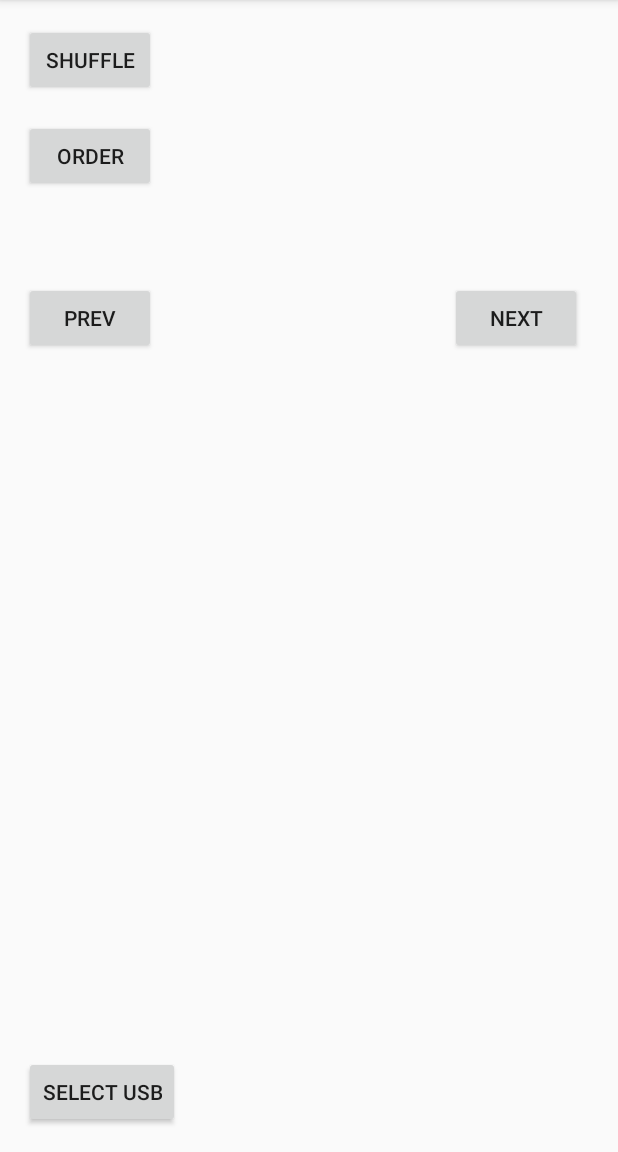
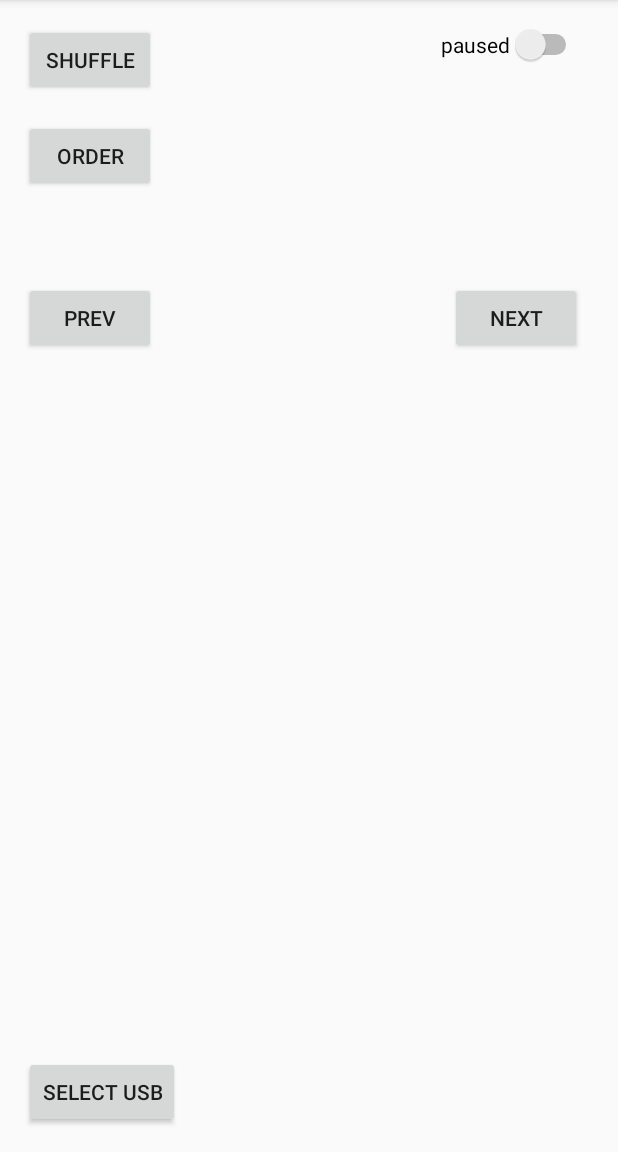
Before and after one commit to ittaira/UsbmusicTest2, an Android app: the screen it shows after launch (MainActivity), on a phone screen of 412 x 824 dp, the part 84-1236 px from its top. Run offline under Robolectric (Android 15) with nearby library versions, the phone set to English and light mode, and no system bars.

Commit message:
added switch to control pause play functionality

```diff
--- a/app/src/main/res/layout/activity_main.xml
+++ b/app/src/main/res/layout/activity_main.xml
@@ -65,4 +65,14 @@
         android:text="Prev"
         app:layout_constraintStart_toStartOf="parent"
         app:layout_constraintTop_toBottomOf="@+id/button_order_list" />
+
+    <Switch
+        android:id="@+id/switch_is_playing"
+        android:layout_width="wrap_content"
+        android:layout_height="wrap_content"
+        android:layout_marginTop="16dp"
+        android:layout_marginEnd="24dp"
+        android:text="paused"
+        app:layout_constraintEnd_toEndOf="parent"
+        app:layout_constraintTop_toTopOf="parent" />
 </androidx.constraintlayout.widget.ConstraintLayout>
```
Also changed, not shown: app/src/main/java/com/example/usbmusictest2/MainActivity.java (+28 -7 lines).
